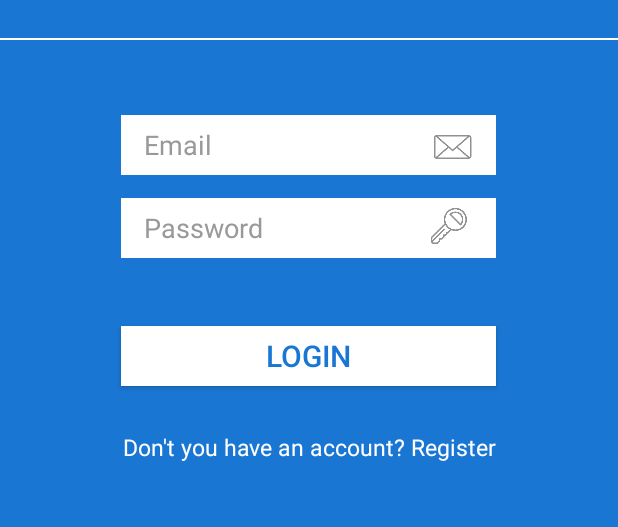
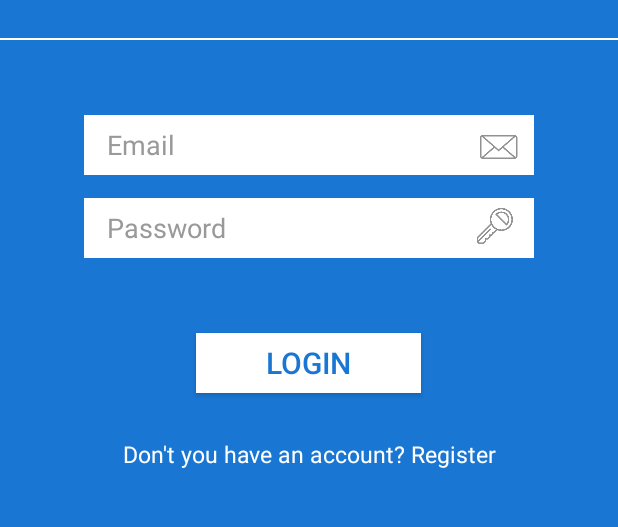
Before and after one commit to alessioros/BookShare, an Android app: the screen it shows after launch (LoginActivity), on a phone screen of 412 x 824 dp, the part 267-794 px from its top. Run offline under Robolectric (Android 15) with nearby library versions, the phone set to English and light mode, and no system bars; 2 statements that could not run were skipped.

Commit message:
login graphic

```diff
--- a/app/src/main/res/layout/activity_login.xml
+++ b/app/src/main/res/layout/activity_login.xml
@@ -51,7 +51,7 @@
         android:paddingLeft="@dimen/input_padding"
         android:layout_below="@id/line"
         android:background="@color/white"
-        android:layout_width="@dimen/login_input"
+        android:layout_width="@dimen/input_width"
         android:layout_height="@dimen/input_height" />
 
     <ImageView
@@ -62,7 +62,7 @@
         android:layout_toRightOf="@id/email"
         android:layout_marginTop="55dp"
         android:layout_below="@id/line"
-        android:layout_marginLeft="-45dp" />
+        android:layout_marginLeft="-40dp" />
 
     <EditText
         android:id="@+id/password"
@@ -75,7 +75,7 @@
         android:background="@color/white"
         android:paddingLeft="@dimen/input_padding"
         android:layout_centerHorizontal="true"
-        android:layout_width="@dimen/login_input"
+        android:layout_width="@dimen/input_width"
         android:layout_height="@dimen/input_height" />
 
     <ImageView
@@ -86,11 +86,11 @@
         android:layout_toRightOf="@id/password"
         android:layout_marginTop="22dp"
         android:layout_below="@id/email"
-        android:layout_marginLeft="-43dp" />
+        android:layout_marginLeft="-38dp" />
 
     <Button
         android:id="@+id/login_button"
-        android:layout_marginTop="45dp"
+        android:layout_marginTop="50dp"
         android:layout_below="@id/password"
         android:layout_width="@dimen/login_input"
         android:layout_height="@dimen/input_height"
--- a/app/src/main/res/values/dimens.xml
+++ b/app/src/main/res/values/dimens.xml
@@ -2,7 +2,8 @@
     <!-- Default screen margins, per the Android Design guidelines. -->
     <dimen name="activity_horizontal_margin">16dp</dimen>
     <dimen name="activity_vertical_margin">16dp</dimen>
-    <dimen name="login_input">250dp</dimen>
+    <dimen name="login_input">150dp</dimen>
+    <dimen name="input_width">300dp</dimen>
     <dimen name="input_padding">15dp</dimen>
     <dimen name="input_height">40dp</dimen>
 </resources>
```
